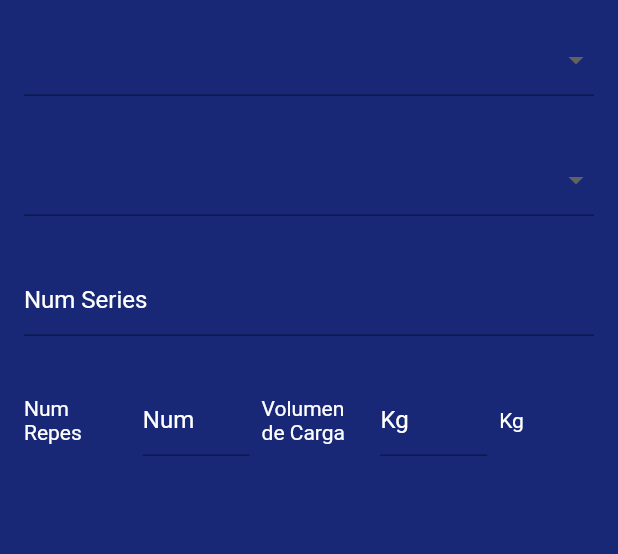
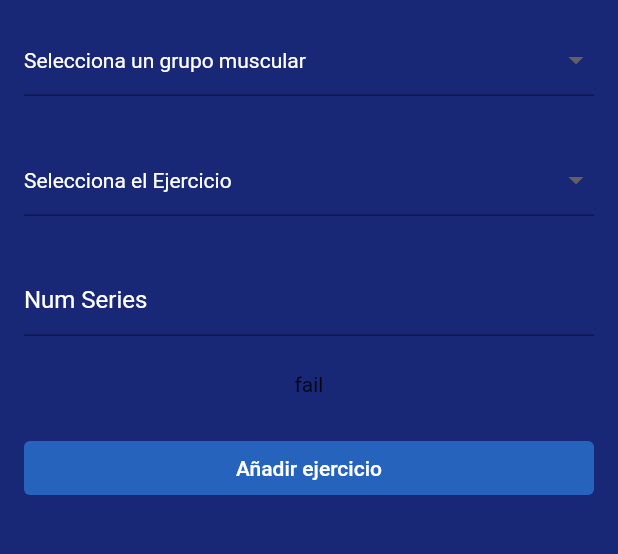
Before and after one commit to Jiaz02/MyGymBro, a Flutter app: the AddEntrenosScreen screen opened by its route, on a phone screen of 412 x 824 dp, the part 84-638 px from its top. Run offline on Flutter 3.47's test engine with Material 2 defaults, Android fonts, the phone set to English and light mode, and no system bars; our stand-ins replace card_swiper, curved_navigation_bar, flutter_login; missing offline and left inert: splash_screen_view.

Commit message:
creacion de clases por ejercicios

```diff
--- a/lib/models/ejercicio.dart
+++ b/lib/models/ejercicio.dart
@@ -1,11 +1,21 @@
 class Ejercicio {
-    Ejercicio({
-        required this.name,
-        required this.description,
-        required this.muscle,
-    });
+  Ejercicio({
+    required this.name,
+    required this.tip,
+    required this.muscle,
+    required this.url,
+  });
 
-    String name;
-    String description;
-    List<String> muscle;
+  final String name;
+  final String tip;
+  final List<String> muscle;
+  final String url;
+
+  get getName => name;
+
+  get getTip => tip;
+
+  get getMuscle => muscle;
+
+  get getUrl => url;
 }
--- /dev/null
+++ b/lib/models/listas.dart
@@ -0,0 +1,40 @@
+import 'package:my_gym_bro/models/ejercicio.dart';
+
+class Listas {
+    Listas();
+
+    //creamos una lista vacia
+    List<Ejercicio> ejerciciosList= List.empty();
+
+    List<Ejercicio> ejerciciosRutinaList= List.empty();
+
+
+    get getListEjercicio{
+      return ejerciciosList;
+    }
+
+    set setEjerciosList(List<Ejercicio> list){
+      ejerciciosList=list;
+    }
+
+    void addEjercicioList(Ejercicio ejercicio){
+      ejerciciosList.add(ejercicio);
+    }
+
+
+    get getListEjercicioRutina{
+      return ejerciciosRutinaList;
+    }
+
+    set setEjerciosRutinaList(List<Ejercicio> list){
+      ejerciciosRutinaList=list;
+    }
+
+    void addEjercicioRutinaList(Ejercicio ejercicio){
+      ejerciciosRutinaList.add(ejercicio);
+    }
+
+    void removeEjercicioRutinaList(Ejercicio ejercicio){
+      ejerciciosRutinaList.remove(ejercicio);
+    }
+}
--- a/lib/models/models.dart
+++ b/lib/models/models.dart
@@ -1 +1,4 @@
 export 'package:my_gym_bro/models/menu_option.dart';
+export 'package:my_gym_bro/models/ejercicio.dart';
+export 'package:my_gym_bro/models/ejercicio_rutina.dart';
+export 'package:my_gym_bro/models/listas.dart';
--- a/lib/screens/add_entrenos_screen.dart
+++ b/lib/screens/add_entrenos_screen.dart
@@ -1,3 +1,5 @@
+import 'dart:ui';
+
 import 'package:flutter/material.dart';
 import 'package:my_gym_bro/router/app_routes.dart';
 import 'package:my_gym_bro/theme/app_theme.dart';
@@ -11,11 +13,11 @@ class AddEntrenosScreen extends StatefulWidget {
 }
 
 class _AddEntrenosScreenState extends State<AddEntrenosScreen> {
-  var numseries = 0;
+  var numseries = 1;
 
   List<DropdownMenuItem<String>> get dropdownMusculosItems {
     List<DropdownMenuItem<String>> menuMusculosItems = [
-      DropdownMenuItem(child: Text(""), value: ""),
+      DropdownMenuItem(child: Text("Selecciona un grupo muscular"), value: ""),
       DropdownMenuItem(child: Text("Pecho"), value: "Pecho"),
       DropdownMenuItem(child: Text("Abdomen"), value: "Abdomen"),
       DropdownMenuItem(child: Text("Dorsal"), value: "Dorsal"),
@@ -24,9 +26,10 @@ class _AddEntrenosScreenState extends State<AddEntrenosScreen> {
     ];
     return menuMusculosItems;
   }
+
   List<DropdownMenuItem<String>> get dropdownEjerciciosItems {
     List<DropdownMenuItem<String>> menuEjerciciosItems = [
-      DropdownMenuItem(child: Text(""), value: ""),
+      DropdownMenuItem(child: Text("Selecciona el Ejercicio"), value: ""),
       DropdownMenuItem(child: Text("Pecho"), value: "Pecho"),
       DropdownMenuItem(child: Text("Abdomen"), value: "Abdomen"),
       DropdownMenuItem(child: Text("Dorsal"), value: "Dorsal"),
@@ -34,6 +37,8 @@ class _AddEntrenosScreenState extends State<AddEntrenosScreen> {
     ];
     return menuEjerciciosItems;
   }
+
+
 
   var grupoMuscular = "";
   var grupoEjercicios = "";
@@ -81,7 +86,10 @@ class _AddEntrenosScreenState extends State<AddEntrenosScreen> {
             child: TextField(
               style: TextStyle(color: Colors.white),
               onChanged: (value) {
-                numseries = int.parse(value);
+                  numseries = value as int;
+                  setState(() {
+
+                  });
               },
               keyboardType: TextInputType.number,
               decoration: const InputDecoration(
@@ -90,9 +98,28 @@ class _AddEntrenosScreenState extends State<AddEntrenosScreen> {
                   hintStyle: TextStyle(color: Colors.white)),
             ),
           ),
-          const Padding(
+          Padding(
             padding: EdgeInsets.all(8.0),
-            child: RowRepeKg(),
+            child: FutureBuilder(
+              builder: (BuildContext context, AsyncSnapshot<dynamic> snapshot) {
+                for (var i = 1; i < numseries; i++) {
+                  return RowRepeKg();
+                }
+                return Text('fail');
+              },
+            ),
+          ),
+          Padding(
+            padding: const EdgeInsets.all(16.0),
+            child: TextButton(
+              onPressed: () {},
+              child: Text('Añadir ejercicio'),
+              // ignore: prefer_const_constructors
+              style: TextButton.styleFrom(
+                  backgroundColor: AppTheme.primaryBlue,
+                  primary: Colors.white,
+                  fixedSize: Size(MediaQuery.of(context).size.width, 16)),
+            ),
           )
         ],
       )),
--- a/lib/screens/inicio_screen.dart
+++ b/lib/screens/inicio_screen.dart
@@ -1,5 +1,6 @@
 import 'package:flutter/material.dart';
 import 'package:my_gym_bro/screens/add_entrenos_screen.dart';
+import 'package:my_gym_bro/screens/retos_screen.dart';
 
 import '../router/app_routes.dart';
 import '../widgets/widgets.dart';
@@ -65,7 +66,7 @@ class _InicioScreenState extends State<InicioScreen> {
                       context,
                       MaterialPageRoute(
                           builder: (context) =>
-                              AppRoutes.menuOption[4].screen))),
+                              RetosScreen()))),
             ),
           ],
         )
```
Also changed, not shown: lib/models/ejercicio_rutina.dart (added, +33 -0 lines), .añadir.txt.
